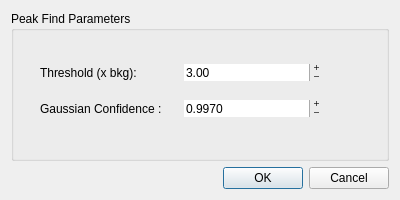
Before: the Qt Designer form testing/D19Proto/dialog_PeakFind.ui in k61n/openhkl, drawn with Qt 5.
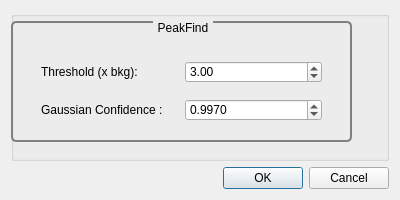
After: the same form once the commit is applied.

```diff
--- a/testing/D19Proto/dialog_PeakFind.ui
+++ b/testing/D19Proto/dialog_PeakFind.ui
@@ -26,13 +26,42 @@
    <item row="0" column="0">
     <widget class="QGroupBox" name="groupBox">
      <property name="title">
-      <string>Peak Find Parameters</string>
+      <string/>
+     </property>
+     <widget class="QGroupBox" name="groupBox_2">
+      <property name="geometry">
+       <rect>
+        <x>0</x>
+        <y>10</y>
+        <width>341</width>
+        <height>121</height>
+       </rect>
+      </property>
+      <property name="styleSheet">
+       <string notr="true">QGroupBox {
+     background-color: qlineargradient(x1: 0, y1: 0, x2: 0, y2: 1,
+                                       stop: 0 #E0E0E0, stop: 1 #BBBBFF);
+     border: 2px solid gray;
+     border-radius: 5px;
+     margin-top: 1ex; /* leave space at the top for the title */
+ }
+
+ QGroupBox::title {
+     subcontrol-origin: margin;
+     subcontrol-position: top center; /* position at the top center */
+     padding: 0 3px;
+     background-color: qlineargradient(x1: 0, y1: 0, x2: 0, y2: 1,
+                                       stop: 0 #DDDDFF, stop: 1 #FFFFFF);
+ }</string>
+      </property>
+      <property name="title">
+       <string>PeakFind</string>
      </property>
      <widget class="QWidget" name="gridLayoutWidget">
       <property name="geometry">
        <rect>
-        <x>29</x>
-        <y>40</y>
+         <x>30</x>
+         <y>30</y>
         <width>281</width>
         <height>81</height>
        </rect>
@@ -51,10 +80,10 @@
        <item row="1" column="1">
         <widget class="QDoubleSpinBox" name="confidenceSpinBox">
          <property name="frame">
-          <bool>false</bool>
+           <bool>true</bool>
          </property>
          <property name="buttonSymbols">
-          <enum>QAbstractSpinBox::PlusMinus</enum>
+           <enum>QAbstractSpinBox::UpDownArrows</enum>
          </property>
          <property name="decimals">
           <number>4</number>
@@ -83,10 +112,10 @@
           <string notr="true"/>
          </property>
          <property name="frame">
-          <bool>false</bool>
+           <bool>true</bool>
          </property>
          <property name="buttonSymbols">
-          <enum>QAbstractSpinBox::PlusMinus</enum>
+           <enum>QAbstractSpinBox::UpDownArrows</enum>
          </property>
          <property name="minimum">
           <double>1.500000000000000</double>
@@ -100,6 +129,7 @@
         </widget>
        </item>
       </layout>
+      </widget>
      </widget>
     </widget>
    </item>
```
Lines whose indentation alone changed are shown as unchanged.
